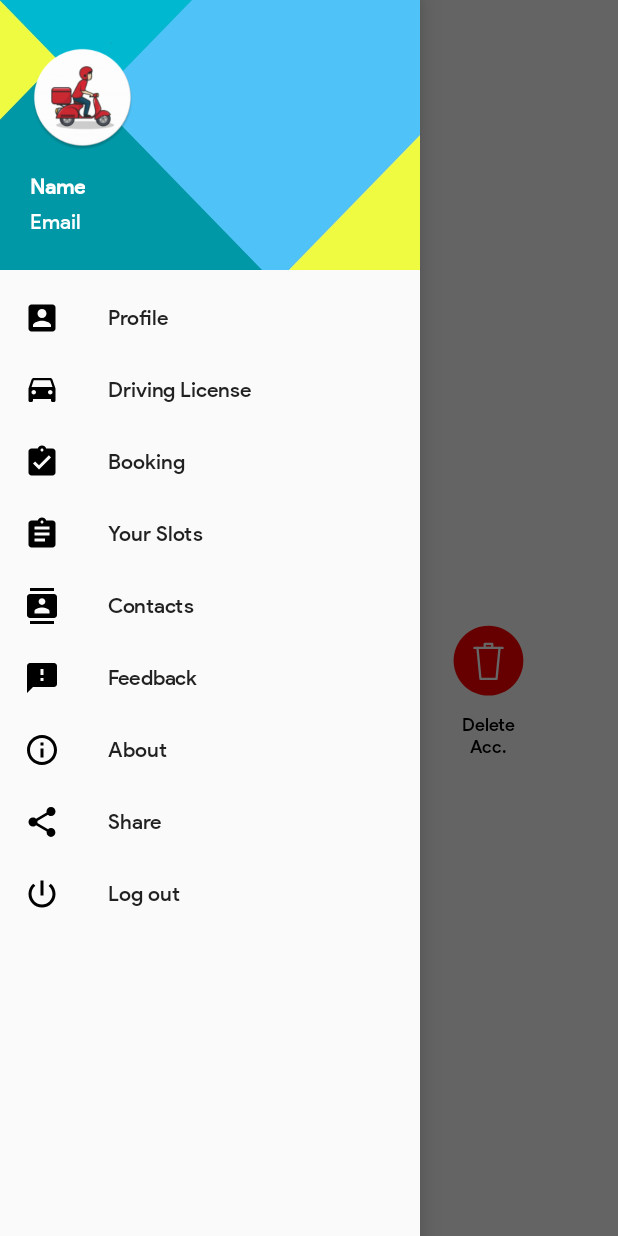
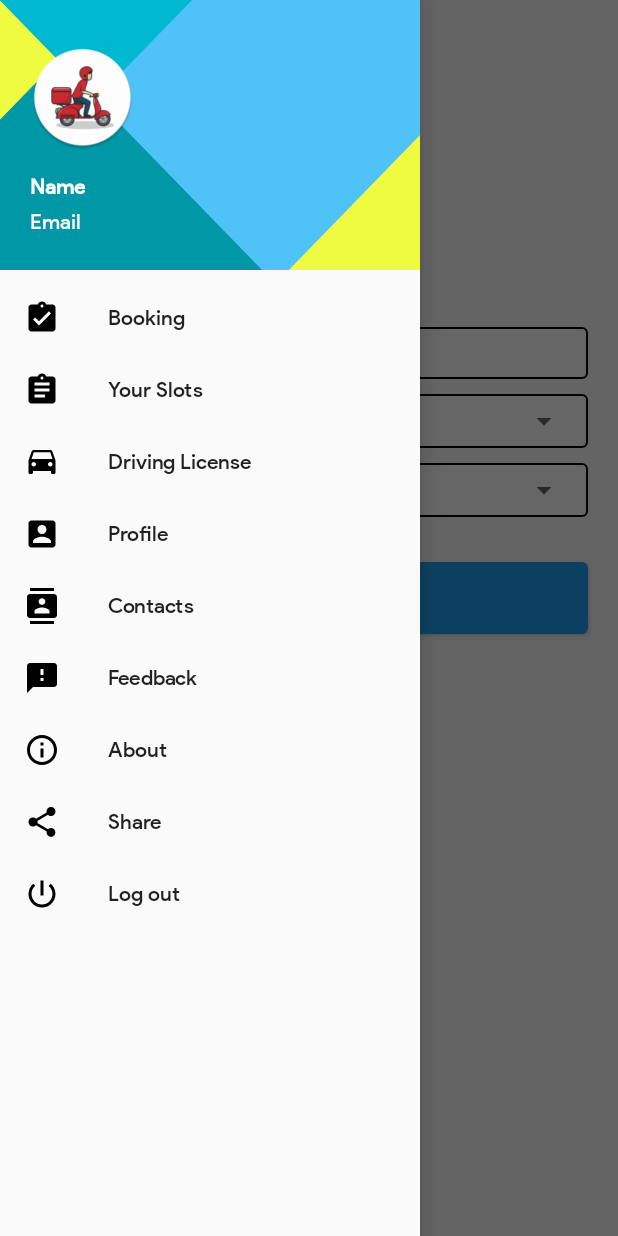
Before and after one commit to surajsahoo329/Flex_Delivering_Jobs, an Android app: the screen it shows after launch once a user with an empty profile is signed in (MainActivity), with the side drawer open, on a phone screen of 412 x 824 dp. Run offline under Robolectric (Android 15) with nearby library versions, the phone set to English and light mode, and no system bars; our stand-ins replace Firebase (no records; nobody signed in at launch, a user with empty details on screens opened directly); pictures from the network do not load.

```diff
--- a/app/src/main/java/com/example/flex/FirstScreenActivity.java
+++ b/app/src/main/java/com/example/flex/FirstScreenActivity.java
@@ -51,7 +51,7 @@ public class FirstScreenActivity extends Activity {
                 else
                 {
                     Intent intent=new Intent(FirstScreenActivity.this, MainActivity.class);
-                    intent.putExtra("openProfile", true);
+                    intent.putExtra("openBooking", true);
                     overridePendingTransition(0, 0);
                     intent.addFlags(Intent.FLAG_ACTIVITY_NO_ANIMATION);
                     finish();
--- a/app/src/main/java/com/example/flex/LoginActivity.java
+++ b/app/src/main/java/com/example/flex/LoginActivity.java
@@ -169,7 +169,7 @@ public class LoginActivity extends AppCompatActivity {
 
                                         pd.dismiss();
                                         Intent intent=new Intent(LoginActivity.this, MainActivity.class);
-                                        intent.putExtra("openProfile", true);
+                                        intent.putExtra("openBooking", true);
                                         overridePendingTransition(0, 0);
                                         intent.addFlags(Intent.FLAG_ACTIVITY_NO_ANIMATION);
                                         finish();
--- a/app/src/main/res/menu/activity_main_drawer.xml
+++ b/app/src/main/res/menu/activity_main_drawer.xml
@@ -1,17 +1,7 @@
 <?xml version="1.0" encoding="utf-8"?>
 <menu xmlns:android="http://schemas.android.com/apk/res/android">
     <group>
-        <item
-            android:id="@+id/nav_profile"
-            android:icon="@drawable/ic_account_box"
-            android:title="@string/profile"
-            />
 
-        <item
-            android:id="@+id/nav_dl"
-            android:icon="@drawable/ic_dl"
-            android:title="@string/driving_license"
-            />
 
         <item
             android:id="@+id/nav_booking"
@@ -23,6 +13,18 @@
             android:icon="@drawable/ic_slots"
             android:title="@string/your_slots"
             />
+
+        <item
+            android:id="@+id/nav_dl"
+            android:icon="@drawable/ic_dl"
+            android:title="@string/driving_license" />
+
+        <item
+            android:id="@+id/nav_profile"
+            android:icon="@drawable/ic_account_box"
+            android:title="@string/profile" />
+
+
         <item
             android:id="@+id/nav_contacts"
             android:icon="@drawable/ic_contacts"
```
Also changed, not shown: app/src/main/java/com/example/flex/MainActivity.java (+23 -15 lines).
